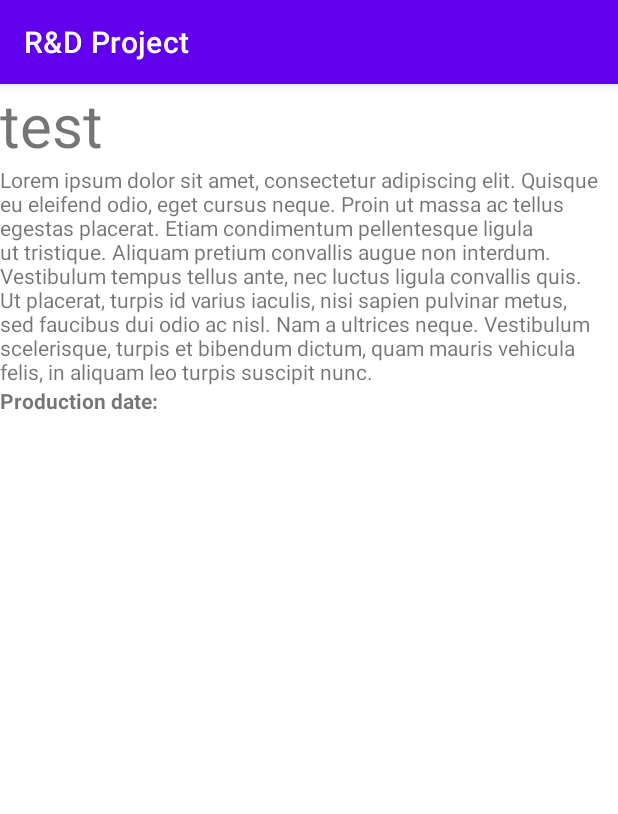
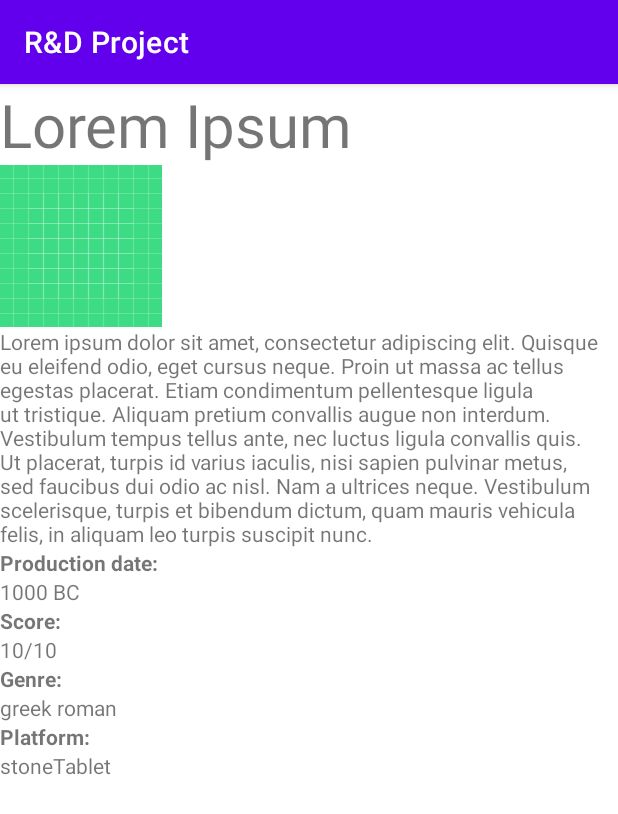
Before and after one commit to madeby0203/GoSwipe, an Android app: the fragment ResultsFragment placed in its activity, after a tap on "SHOW MORE", on a phone screen of 412 x 824 dp. Shown: the top 814 px of the screen. Run offline under Robolectric (Android 15) with nearby library versions, the phone set to English and light mode, and no system bars; our stand-ins replace CircleImageView, EventBus.

Commit message:
ResultsFragment and InfoResultFragment updated (almost complete).

```diff
--- a/app/src/main/java/rd/project/fragments/InfoResultFragment.java
+++ b/app/src/main/java/rd/project/fragments/InfoResultFragment.java
@@ -1,13 +1,22 @@
 package rd.project.fragments;
 
+import android.graphics.Bitmap;
+import android.graphics.BitmapFactory;
+import android.graphics.drawable.Drawable;
 import android.os.Bundle;
 import android.view.View;
+import android.widget.ImageView;
 import android.widget.TextView;
 import androidx.annotation.NonNull;
 import androidx.fragment.app.Fragment;
 import org.w3c.dom.Text;
 import rd.project.R;
 import rd.project.api.Movie;
+
+import java.io.IOException;
+import java.io.InputStream;
+import java.net.MalformedURLException;
+import java.net.URL;
 
 public class InfoResultFragment extends Fragment {
 
@@ -19,9 +28,35 @@ public class InfoResultFragment extends Fragment {
         Bundle movie = getArguments();
         TextView title = view.findViewById(R.id.r_titleText);
         TextView overview = view.findViewById(R.id.r_overviewText);
+        TextView year = view.findViewById(R.id.r_yearText);
+        TextView score = view.findViewById(R.id.r_score);
+        TextView genre = view.findViewById(R.id.r_genre);
+        TextView platform = view.findViewById(R.id.r_platform);
+        ImageView image = view.findViewById(R.id.r_image);
+
+
+
+
+//        URL url = null;
+//        try {
+//            url = new URL("https://www.themoviedb.org/t/p/original/s9zJFEy4usXVFAa52AWT4ZCwR27.jpg");
+//            Bitmap bmp = BitmapFactory.decodeStream(url.openConnection().getInputStream());
+//            image.setImageBitmap(bmp);
+//        } catch (IOException e) {
+//            e.printStackTrace();
+//        }
+
+
         title.setText(movie.getString("title"));
         overview.setText(movie.getString("overview"));
+        year.setText(movie.getString("year"));
+        score.setText(movie.getString("score"));
+        genre.setText(movie.getString("genre"));
+        platform.setText(movie.getString("platform"));
+        image.setImageDrawable(getResources().getDrawable(R.drawable.ic_launcher_background));
+
 
     }
 
+
 }
--- a/app/src/main/java/rd/project/fragments/ResultsFragment.java
+++ b/app/src/main/java/rd/project/fragments/ResultsFragment.java
@@ -17,6 +17,7 @@ import rd.project.api.Movie;
 import java.util.ArrayList;
 
 public class ResultsFragment extends Fragment { //source: https://github.com/Rohitohlyan66/InstagramSuggestion
+    private Object Movie;
 
     public ResultsFragment(){
         super(R.layout.fragment_results);
@@ -33,7 +34,7 @@ public class ResultsFragment extends Fragment { //source: https://github.com/Roh
         pager = view.findViewById(R.id.sliderMenu);
 
         //add elements to the list in order for the pager to show it
-        Movie temp = new Movie("Lorem ipsum dolor sit amet, consectetur adipiscing elit. Quisque eu eleifend odio, eget cursus neque. Proin ut massa ac tellus egestas placerat. Etiam condimentum pellentesque ligula ut tristique. Aliquam pretium convallis augue non interdum. Vestibulum tempus tellus ante, nec luctus ligula convallis quis. Ut placerat, turpis id varius iaculis, nisi sapien pulvinar metus, sed faucibus dui odio ac nisl. Nam a ultrices neque. Vestibulum scelerisque, turpis et bibendum dictum, quam mauris vehicula felis, in aliquam leo turpis suscipit nunc.","test","test",1,5,"5","test","test");
+        Movie temp = new Movie("Lorem ipsum dolor sit amet, consectetur adipiscing elit. Quisque eu eleifend odio, eget cursus neque. Proin ut massa ac tellus egestas placerat. Etiam condimentum pellentesque ligula ut tristique. Aliquam pretium convallis augue non interdum. Vestibulum tempus tellus ante, nec luctus ligula convallis quis. Ut placerat, turpis id varius iaculis, nisi sapien pulvinar metus, sed faucibus dui odio ac nisl. Nam a ultrices neque. Vestibulum scelerisque, turpis et bibendum dictum, quam mauris vehicula felis, in aliquam leo turpis suscipit nunc.","Lorem Ipsum","test",10,5,"1000 BC","greek roman","stoneTablet");
         Movie temp2 = new Movie("test2","test2","test2",2,52,"52","test2","test2");
         list.add(temp);
         list.add(temp2);
@@ -65,6 +66,12 @@ public class ResultsFragment extends Fragment { //source: https://github.com/Roh
             Bundle tempBundle = new Bundle();
             tempBundle.putString("overview", tempMovie.getOverview());
             tempBundle.putString("title", tempMovie.getTitle());
+            tempBundle.putString("year", tempMovie.getYear());
+            tempBundle.putString("score", tempMovie.getVote().toString());
+            tempBundle.putString("genre", tempMovie.getGenre());
+            tempBundle.putString("platform",tempMovie.getPlatform());
+
+
 
             getParentFragmentManager().popBackStack();
             getParentFragmentManager().beginTransaction()
--- a/app/src/main/res/layout/fragment_resultinfo.xml
+++ b/app/src/main/res/layout/fragment_resultinfo.xml
@@ -10,9 +10,15 @@
 
               />
 
+    <ImageView android:layout_width="wrap_content" android:layout_height="wrap_content"
+               android:layout_below="@+id/r_titleText"
+               android:id="@+id/r_image"
+
+               />
+
 
     <TextView android:layout_width="wrap_content" android:layout_height="wrap_content"
-              android:layout_below="@+id/r_titleText"
+              android:layout_below="@+id/r_image"
               android:text="@string/overview"
               android:id="@+id/r_overviewText"
               />
@@ -21,6 +27,58 @@
               android:layout_below="@+id/r_overviewText"
               android:text="@string/production_date"
               android:textStyle="bold"
+              android:id="@+id/r_pd"
              />
 
+    <TextView android:layout_width="wrap_content" android:layout_height="wrap_content"
+              android:id="@+id/r_yearText"
+              android:text="@string/year"
+              android:layout_below="@+id/r_pd"
+              />
+
+    <TextView android:layout_width="wrap_content" android:layout_height="wrap_content"
+              android:layout_below="@+id/r_yearText"
+              android:text="@string/rscore"
+              android:textStyle="bold"
+              android:id="@+id/r_sc"
+              />
+    <TextView android:layout_width="wrap_content" android:layout_height="wrap_content"
+              android:layout_below="@+id/r_sc"
+              android:text="@string/_10"
+              android:id="@+id/r_score"
+              />
+
+    <TextView android:layout_width="wrap_content" android:layout_height="wrap_content"
+              android:layout_toEndOf="@+id/r_score"
+              android:layout_alignTop="@+id/r_score"
+              android:text="/10"
+              android:id="@+id/r_10"
+              />
+
+    <TextView android:layout_width="wrap_content" android:layout_height="wrap_content"
+              android:text="@string/rgenre"
+              android:textStyle="bold"
+              android:layout_below="@+id/r_score"
+              android:id="@+id/r_g"
+              />
+
+    <TextView android:layout_width="wrap_content" android:layout_height="wrap_content"
+              android:text="@string/genre"
+              android:layout_below="@+id/r_g"
+              android:id="@+id/r_genre"
+              />
+
+    <TextView android:layout_width="wrap_content" android:layout_height="wrap_content"
+              android:text="@string/rplatform"
+              android:textStyle="bold"
+              android:layout_below="@+id/r_genre"
+              android:id="@+id/r_p"
+              />
+
+    <TextView android:layout_width="wrap_content" android:layout_height="wrap_content"
+              android:text="@string/platform"
+              android:layout_below="@+id/r_p"
+              android:id="@+id/r_platform"
+              />
+
 </RelativeLayout>
--- a/app/src/main/res/values/strings.xml
+++ b/app/src/main/res/values/strings.xml
@@ -14,4 +14,8 @@
     <string name="Overview"/>
     <string name="overview">Overview</string>
     <string name="production_date">Production date:</string>
+    <string name="rscore">Score:</string>
+    <string name="_10">10</string>
+    <string name="rgenre">Genre:</string>
+    <string name="rplatform">Platform:</string>
 </resources>
```
